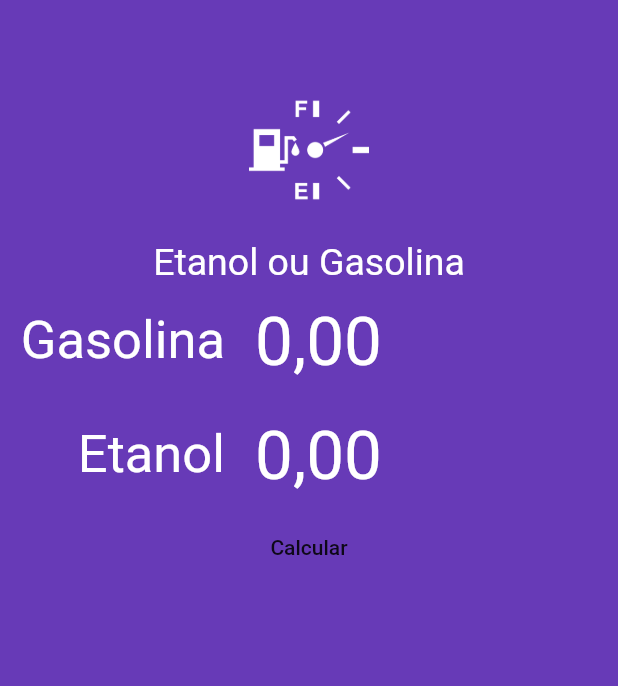
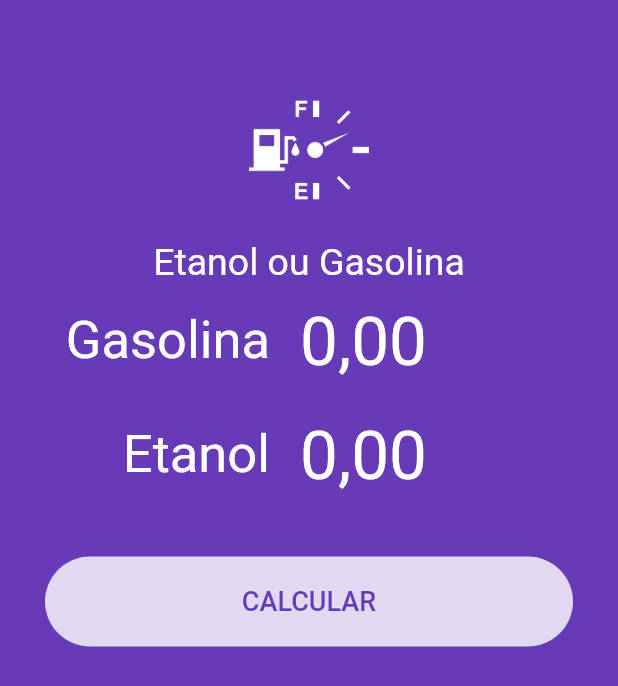
Before and after one commit to dcbasso/StudyGasolinaEtanol, a Flutter app: the screen it shows after launch, on a phone screen of 412 x 824 dp. Shown: the top 686 px of the screen. Run offline on Flutter 3.47's test engine with Material 2 defaults, Android fonts, the phone set to English and light mode, and no system bars; our stand-ins replace flutter_masked_text; Roboto replaces fonts that are missing (Big Shoulders Display).

Commit message:
Adicionado novos recursos na tela.

```diff
--- a/lib/main.dart
+++ b/lib/main.dart
@@ -1,7 +1,5 @@
 import 'package:flutter/material.dart';
-import 'package:flutter_masked_text/flutter_masked_text.dart';
-import 'package:gasolinaouetanol/widgets/logo.widget.dart';
-import 'package:gasolinaouetanol/widgets/input.widget.dart';
+import 'package:gasolinaouetanol/pages/home.page.dart';
 
 void main() => runApp(MyApp());
 
@@ -19,34 +17,3 @@ class MyApp extends StatelessWidget {
     );
   }
 }
-
-class HomePage extends StatelessWidget {
-  @override
-  Widget build(BuildContext context) {
-    var _gascontroller = new MoneyMaskedTextController();
-    var _etacontroller = new MoneyMaskedTextController();
-
-    return Scaffold(
-      backgroundColor: Theme.of(context).primaryColor,
-      body: ListView(
-        children: <Widget>[
-          Logo(),
-          Input(
-            controller: _gascontroller,
-            label: "Gasolina",
-          ),
-          Input(
-            controller: _etacontroller,
-            label: "Etanol",
-          ),
-          FlatButton(
-            child: Text("Calcular"),
-            onPressed: () {
-
-            },
-          ),
-        ],
-      ),
-    );
-  }
-}
--- /dev/null
+++ b/lib/pages/home.page.dart
@@ -0,0 +1,67 @@
+import 'package:flutter/material.dart';
+import 'package:flutter_masked_text/flutter_masked_text.dart';
+import 'package:gasolinaouetanol/widgets/logo.widget.dart';
+import 'package:gasolinaouetanol/widgets/submit.widget.dart';
+import 'package:gasolinaouetanol/widgets/success.widget.dart';
+
+class HomePage extends StatefulWidget {
+  @override
+  _HomePageState createState() => _HomePageState();
+}
+
+class _HomePageState extends State<HomePage> {
+  var _gascontroller = new MoneyMaskedTextController();
+  var _etacontroller = new MoneyMaskedTextController();
+  var _busy = false;
+  var _completed = false;
+  var _resultText = "Compensa utilizar Etanol";
+
+  @override
+  Widget build(BuildContext context) {
+
+    return Scaffold(
+      backgroundColor: Theme.of(context).primaryColor,
+      body: ListView(
+        children: <Widget>[
+          Logo(),
+          _completed ? Success(
+            result: _resultText,
+            reset: (){},
+          )
+          :
+          SubmitForm(
+            gasCtrl: _gascontroller,
+            etaCtrl: _etacontroller,
+            busy: _busy,
+            submitFunc: calculate,
+          ),
+          // TODO: Remove commented code below.
+          // Success(
+          //   result: "Compensa utilizar X",
+          //   reset: (){},
+          // ),
+          // Input(
+          //   controller: _gascontroller,
+          //   label: "Gasolina",
+          // ),
+          // Input(
+          //   controller: _etacontroller,
+          //   label: "Etanol",
+          // ),
+        ],
+      ),
+    );
+  }
+
+  Future calculate() {
+    double etanol = double.parse(_etacontroller.text.replaceAll(new RegExp(r'[,.]'), ''),) / 100;
+    double gasolina = double.parse(_gascontroller.text.replaceAll(new RegExp(r'[,.]'), '')) / 100;
+    double result = etanol / gasolina;
+
+    setState(() {
+      _completed = false;
+      _busy = true;
+    });
+  }
+
+}
--- /dev/null
+++ b/lib/widgets/loading-button.widget.dart
@@ -0,0 +1,53 @@
+import 'package:flutter/material.dart';
+
+class LoadingButton extends StatelessWidget {
+
+  var busy = false;
+  var invert = false;
+  var text = "";
+  Function func;
+
+  LoadingButton({
+    @required this.busy,
+    @required this.func,
+    @required this.invert,
+    @required this.text,
+  });
+
+  @override
+  Widget build(BuildContext context) {
+    return
+      busy ?
+      Container(
+        alignment: Alignment.center,
+        height: 50,
+        child: CircularProgressIndicator(
+          backgroundColor: Colors.white,
+        ),
+      )
+      :
+      Container(
+        height: 60,
+        margin: EdgeInsets.all(30),
+        width: double.infinity,
+        decoration: BoxDecoration(
+          color: invert ? Theme.of(context).primaryColor :
+          Colors.white.withOpacity(0.8),
+          borderRadius: BorderRadius.circular(
+            60,
+          )
+        ),
+        child: FlatButton(
+          child: Text(
+              text,
+              style: TextStyle(
+                color: invert ? Colors.white : Theme.of(context).primaryColor,
+                fontSize: 18,
+                fontFamily: "Big Shoulders Display"
+              ),
+            ),
+          onPressed: func,
+        ),
+      );
+  }
+}
--- /dev/null
+++ b/lib/widgets/submit.widget.dart
@@ -0,0 +1,54 @@
+import 'package:flutter/material.dart';
+import 'package:flutter_masked_text/flutter_masked_text.dart';
+import 'package:gasolinaouetanol/widgets/input.widget.dart';
+
+import 'loading-button.widget.dart';
+
+class SubmitForm extends StatelessWidget {
+
+  var gasCtrl = new MoneyMaskedTextController();
+  var etaCtrl = new MoneyMaskedTextController();
+  var busy = false;
+  Function submitFunc;
+
+  SubmitForm({
+    @required this.gasCtrl,
+    @required this.etaCtrl,
+    @required this.busy,
+    @required this.submitFunc,
+  });
+
+  @override
+  Widget build(BuildContext context) {
+    return Column(
+      children: <Widget>[
+        Padding(
+          padding: EdgeInsets.only(
+            left: 30,
+            right: 30,
+          ),
+          child: Input(
+              label: "Gasolina",
+              controller: gasCtrl
+          ),
+        ),
+        Padding(
+          padding: EdgeInsets.only(
+            left: 30,
+            right: 30,
+          ),
+          child: Input(
+              label: "Etanol",
+              controller: etaCtrl
+          ),
+        ),
+        LoadingButton(
+          busy: busy,
+          func: submitFunc,
+          invert: false,
+          text: "CALCULAR"
+        ),
+      ],
+    );
+  }
+}
```
Also changed, not shown: lib/widgets/success.widget.dart (added, +49 -0 lines).
